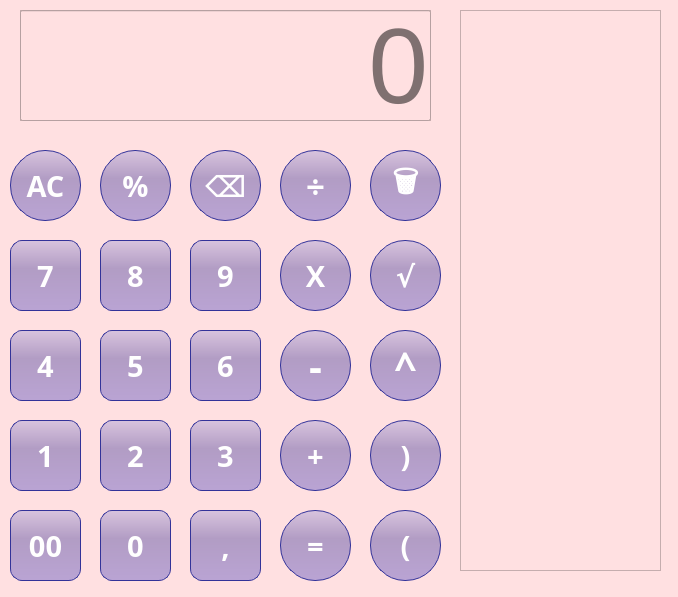
Above: calculadora.ui from ilopjim13/ejercicioCalculadora before the change. Below: the same form after it.
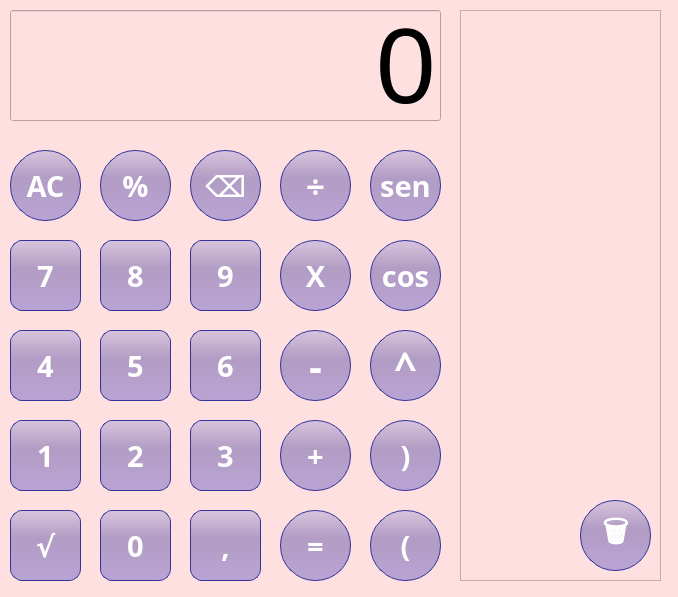
That is the form after the change.

Commit message: agregado seno y coseno

Diff of the .ui file:
```diff
--- a/calculadora.ui
+++ b/calculadora.ui
@@ -10,6 +10,11 @@
     <height>597</height>
    </rect>
   </property>
+  <property name="font">
+   <font>
+    <family>Verdana</family>
+   </font>
+  </property>
   <property name="windowTitle">
    <string>MainWindow</string>
   </property>
@@ -740,49 +745,13 @@
      <string>,</string>
     </property>
    </widget>
-   <widget class="QPushButton" name="Bt_doble">
-    <property name="geometry">
-     <rect>
-      <x>10</x>
-      <y>510</y>
-      <width>71</width>
-      <height>71</height>
-     </rect>
-    </property>
-    <property name="font">
-     <font>
-      <family>Vrinda</family>
-      <pointsize>22</pointsize>
-      <italic>false</italic>
-      <bold>true</bold>
-     </font>
-    </property>
-    <property name="styleSheet">
-     <string notr="true">QPushButton {
-color: white;
-background-color: QLinearGradient(spread:pad x1: 0, y1: 0, x2: 0, y2: 1, stop: 0.0 rgba(156,152,215,100), stop: 0.4 rgba(58,52,151,100), stop: 1.0 rgba(78,70,190,100));
-border-width: 1px;
-border-color: #339;
-border-style: solid;
-border-radius: 12;
-padding: 3px;
-padding-left: 5px;
-padding-right: 5px;
-font:bold;
-font-family:Vrinda;
-}</string>
-    </property>
-    <property name="text">
-     <string>00</string>
-    </property>
-   </widget>
    <widget class="QTableWidget" name="Ta_Historial">
     <property name="geometry">
      <rect>
       <x>460</x>
       <y>10</y>
       <width>201</width>
-      <height>561</height>
+      <height>571</height>
      </rect>
     </property>
     <property name="font">
@@ -912,9 +881,9 @@
    <widget class="QLineEdit" name="Le_pantalla">
     <property name="geometry">
      <rect>
-      <x>20</x>
+      <x>10</x>
       <y>10</y>
-      <width>411</width>
+      <width>431</width>
       <height>111</height>
      </rect>
     </property>
@@ -924,7 +893,7 @@
      </font>
     </property>
     <property name="text">
-     <string/>
+     <string>0</string>
     </property>
     <property name="alignment">
      <set>Qt::AlignRight|Qt::AlignTrailing|Qt::AlignVCenter</set>
@@ -936,8 +905,8 @@
    <widget class="QPushButton" name="Bt_raiz">
     <property name="geometry">
      <rect>
-      <x>370</x>
-      <y>240</y>
+      <x>10</x>
+      <y>510</y>
       <width>71</width>
       <height>71</height>
      </rect>
@@ -957,7 +926,7 @@
 border-width: 1px;
 border-color: #339;
 border-style: solid;
-border-radius:35;
+border-radius: 12;
 padding: 3px;
 padding-left: 5px;
 padding-right: 5px;
@@ -972,8 +941,8 @@
    <widget class="QPushButton" name="Bt_papelera">
     <property name="geometry">
      <rect>
-      <x>370</x>
-      <y>150</y>
+      <x>580</x>
+      <y>500</y>
       <width>71</width>
       <height>71</height>
      </rect>
@@ -1005,6 +974,78 @@
      <string>🗑</string>
     </property>
    </widget>
+   <widget class="QPushButton" name="Bt_sen">
+    <property name="geometry">
+     <rect>
+      <x>370</x>
+      <y>150</y>
+      <width>71</width>
+      <height>71</height>
+     </rect>
+    </property>
+    <property name="font">
+     <font>
+      <family>Vrinda</family>
+      <pointsize>22</pointsize>
+      <italic>false</italic>
+      <bold>true</bold>
+     </font>
+    </property>
+    <property name="styleSheet">
+     <string notr="true">QPushButton {
+color: white;
+background-color: QLinearGradient(spread:pad x1: 0, y1: 0, x2: 0, y2: 1, stop: 0.0 rgba(156,152,215,100), stop: 0.4 rgba(58,52,151,100), stop: 1.0 rgba(78,70,190,100));
+border-width: 1px;
+border-color: #339;
+border-style: solid;
+border-radius:35;
+padding: 3px;
+padding-left: 5px;
+padding-right: 5px;
+font:bold;
+font-family:Vrinda;
+}</string>
+    </property>
+    <property name="text">
+     <string>sen</string>
+    </property>
+   </widget>
+   <widget class="QPushButton" name="Bt_cos">
+    <property name="geometry">
+     <rect>
+      <x>370</x>
+      <y>240</y>
+      <width>71</width>
+      <height>71</height>
+     </rect>
+    </property>
+    <property name="font">
+     <font>
+      <family>Vrinda</family>
+      <pointsize>22</pointsize>
+      <italic>false</italic>
+      <bold>true</bold>
+     </font>
+    </property>
+    <property name="styleSheet">
+     <string notr="true">QPushButton {
+color: white;
+background-color: QLinearGradient(spread:pad x1: 0, y1: 0, x2: 0, y2: 1, stop: 0.0 rgba(156,152,215,100), stop: 0.4 rgba(58,52,151,100), stop: 1.0 rgba(78,70,190,100));
+border-width: 1px;
+border-color: #339;
+border-style: solid;
+border-radius:35;
+padding: 3px;
+padding-left: 5px;
+padding-right: 5px;
+font:bold;
+font-family:Vrinda;
+}</string>
+    </property>
+    <property name="text">
+     <string>cos</string>
+    </property>
+   </widget>
   </widget>
  </widget>
  <resources/>
```
Left out of the diff: 10 changed lines with no effect on the pictures. The commit also changes 2 other files.
